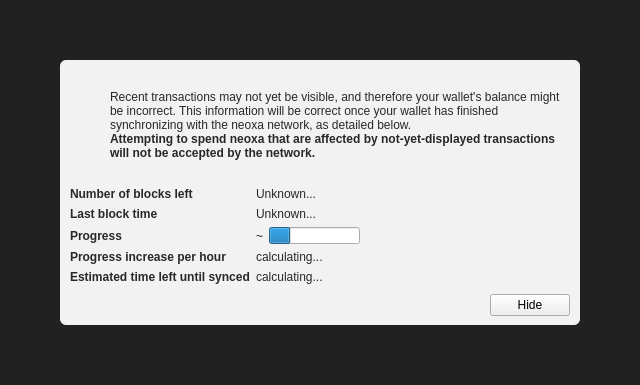
Qt form src/qt/forms/modaloverlay.ui (NeoxaChain/Neoxa) before a commit.
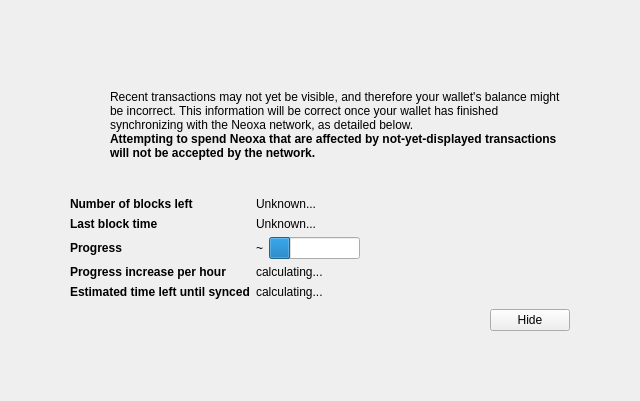
The same form after that commit. Icons and pictures are not drawn. Custom widgets are drawn as their Qt base class.

The edit to the form file:
```diff
--- a/src/qt/forms/modaloverlay.ui
+++ b/src/qt/forms/modaloverlay.ui
@@ -7,7 +7,7 @@
     <x>0</x>
     <y>0</y>
     <width>640</width>
-    <height>385</height>
+    <height>401</height>
    </rect>
   </property>
   <property name="windowTitle">
@@ -32,9 +32,9 @@
    <item>
     <widget class="QWidget" name="bgWidget" native="true">
      <property name="styleSheet">
-      <string notr="true">#bgWidget { background: rgba(0,0,0,220); }</string>
+      <string notr="true"/>
      </property>
-     <layout class="QVBoxLayout" name="verticalLayoutMain" stretch="1">
+     <layout class="QVBoxLayout" name="verticalLayoutMain" stretch="0">
       <property name="leftMargin">
        <number>60</number>
       </property>
@@ -50,11 +50,9 @@
       <item>
        <widget class="QWidget" name="contentWidget" native="true">
         <property name="styleSheet">
-         <string notr="true">#contentWidget { background: rgba(255,255,255,240); border-radius: 6px; }
-
-QLabel { color: rgb(40,40,40);  }</string>
+         <string notr="true"/>
         </property>
-        <layout class="QVBoxLayout" name="verticalLayoutSub" stretch="1,0,0,0">
+        <layout class="QVBoxLayout" name="verticalLayoutSub" stretch="1,0,0,0,0">
          <property name="spacing">
           <number>0</number>
          </property>
@@ -130,7 +128,7 @@
              <item>
               <widget class="QLabel" name="infoText">
                <property name="text">
-                <string>Recent transactions may not yet be visible, and therefore your wallet's balance might be incorrect. This information will be correct once your wallet has finished synchronizing with the neoxa network, as detailed below.</string>
+                <string>Recent transactions may not yet be visible, and therefore your wallet's balance might be incorrect. This information will be correct once your wallet has finished synchronizing with the Neoxa network, as detailed below.</string>
                </property>
                <property name="textFormat">
                 <enum>Qt::RichText</enum>
@@ -149,7 +147,7 @@
                 </font>
                </property>
                <property name="text">
-                <string>Attempting to spend neoxa that are affected by not-yet-displayed transactions will not be accepted by the network.</string>
+                <string>Attempting to spend Neoxa that are affected by not-yet-displayed transactions will not be accepted by the network.</string>
                </property>
                <property name="textFormat">
                 <enum>Qt::RichText</enum>
```
Left out of the diff: 17 changed lines with no effect on the pictures.
